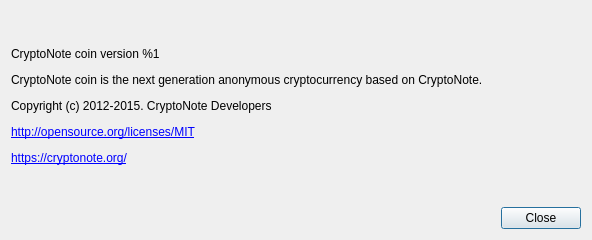
Qt form src/gui/ui/aboutdialog.ui (cryptonotefoundation/cryptonotewallet) before a commit.
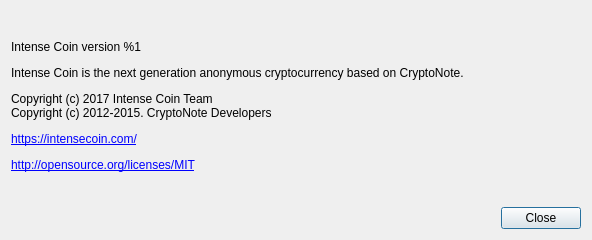
The same form after that commit.

The edit to the form file:
```diff
--- a/src/gui/ui/aboutdialog.ui
+++ b/src/gui/ui/aboutdialog.ui
@@ -41,7 +41,7 @@
       </sizepolicy>
      </property>
      <property name="text">
-      <string>&lt;html&gt;&lt;head/&gt;&lt;body&gt;&lt;p&gt;CryptoNote coin version %1&lt;/p&gt;&lt;p&gt;CryptoNote coin is the next generation anonymous cryptocurrency based on CryptoNote.&lt;/p&gt;&lt;p&gt;Copyright (c) 2012-2015. CryptoNote Developers&lt;/p&gt;&lt;p&gt;&lt;a href=&quot;http://opensource.org/licenses/MIT&quot;&gt;&lt;span style=&quot; text-decoration: underline; color:#0000ff;&quot;&gt;http://opensource.org/licenses/MIT&lt;/span&gt;&lt;/a&gt;&lt;/p&gt;&lt;p&gt;&lt;a href=&quot;https://cryptonote.org/&quot;&gt;&lt;span style=&quot; text-decoration: underline; color:#0000ff;&quot;&gt;https://cryptonote.org/&lt;/span&gt;&lt;/a&gt;&lt;/p&gt;&lt;/body&gt;&lt;/html&gt;</string>
+       <string>&lt;html&gt;&lt;head/&gt;&lt;body&gt;&lt;p&gt;Intense Coin version %1&lt;/p&gt;&lt;p&gt;Intense Coin is the next generation anonymous cryptocurrency based on CryptoNote.&lt;/p&gt;&lt;p&gt;Copyright (c) 2017 Intense Coin Team&lt;br&gt;Copyright (c) 2012-2015. CryptoNote Developers&lt;/p&gt;&lt;p&gt;&lt;a href=&quot;https://intensecoin.com/&quot;&gt;&lt;span style=&quot; text-decoration: underline; color:#0000ff;&quot;&gt;https://intensecoin.com/&lt;/span&gt;&lt;/a&gt;&lt;/p&gt;&lt;p&gt;&lt;a href=&quot;http://opensource.org/licenses/MIT&quot;&gt;&lt;span style=&quot; text-decoration: underline; color:#0000ff;&quot;&gt;http://opensource.org/licenses/MIT&lt;/span&gt;&lt;/a&gt;&lt;/p&gt;&lt;/body&gt;&lt;/html&gt;</string>
      </property>
      <property name="textFormat">
       <enum>Qt::RichText</enum>
```
